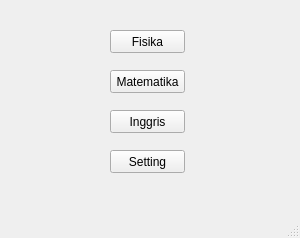
Old version of the form main.ui in the repository chondroseto/speech.
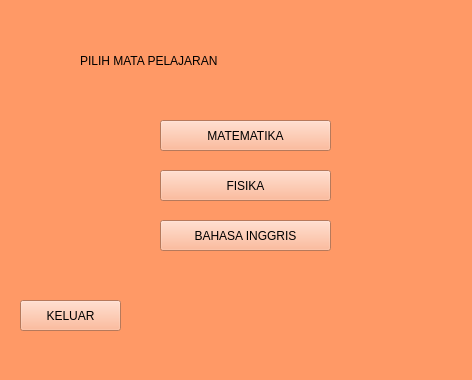
New version of the form. Icons and pictures are not drawn.

What changed in the file:
```diff
--- a/main.ui
+++ b/main.ui
@@ -6,64 +6,129 @@
    <rect>
     <x>0</x>
     <y>0</y>
-    <width>300</width>
-    <height>238</height>
+    <width>472</width>
+    <height>380</height>
    </rect>
   </property>
   <property name="windowTitle">
    <string>MainWindow</string>
   </property>
+  <property name="styleSheet">
+   <string notr="true">background-color:rgb(255, 153, 102)
+</string>
+  </property>
   <widget class="QWidget" name="centralwidget">
-   <widget class="QPushButton" name="btnFsk">
+   <widget class="QLabel" name="label">
     <property name="geometry">
      <rect>
-      <x>110</x>
-      <y>30</y>
-      <width>75</width>
-      <height>23</height>
+      <x>80</x>
+      <y>40</y>
+      <width>351</width>
+      <height>41</height>
      </rect>
     </property>
+    <property name="styleSheet">
+     <string notr="true">font: 57 24pt &quot;Dubai Medium&quot;;
+color: rgb(0, 0, 0);</string>
+    </property>
     <property name="text">
-     <string>Fisika</string>
+     <string>PILIH MATA PELAJARAN</string>
     </property>
    </widget>
    <widget class="QPushButton" name="btnMtk">
     <property name="geometry">
      <rect>
-      <x>110</x>
-      <y>70</y>
-      <width>75</width>
-      <height>23</height>
+      <x>160</x>
+      <y>120</y>
+      <width>171</width>
+      <height>31</height>
      </rect>
     </property>
+    <property name="autoFillBackground">
+     <bool>false</bool>
+    </property>
+    <property name="styleSheet">
+     <string notr="true">font: 10pt &quot;Arial Rounded MT Bold&quot;;
+background-color: rgb(255,170,128)</string>
+    </property>
     <property name="text">
-     <string>Matematika</string>
+     <string>MATEMATIKA</string>
+    </property>
+    <property name="icon">
+     <iconset>
+      <normaloff>../../../lenovo/Downloads/box.svg</normaloff>../../../lenovo/Downloads/box.svg</iconset>
+    </property>
+   </widget>
+   <widget class="QPushButton" name="btnFsk">
+    <property name="geometry">
+     <rect>
+      <x>160</x>
+      <y>170</y>
+      <width>171</width>
+      <height>31</height>
+     </rect>
+    </property>
+    <property name="autoFillBackground">
+     <bool>false</bool>
+    </property>
+    <property name="styleSheet">
+     <string notr="true">font: 10pt &quot;Arial Rounded MT Bold&quot;;
+background-color: rgb(255,170,128)</string>
+    </property>
+    <property name="text">
+     <string>FISIKA</string>
+    </property>
+    <property name="icon">
+     <iconset>
+      <normaloff>../../../lenovo/Downloads/send.svg</normaloff>../../../lenovo/Downloads/send.svg</iconset>
     </property>
    </widget>
    <widget class="QPushButton" name="btnIng">
     <property name="geometry">
      <rect>
-      <x>110</x>
-      <y>110</y>
-      <width>75</width>
-      <height>23</height>
+      <x>160</x>
+      <y>220</y>
+      <width>171</width>
+      <height>31</height>
      </rect>
     </property>
+    <property name="autoFillBackground">
+     <bool>false</bool>
+    </property>
+    <property name="styleSheet">
+     <string notr="true">font: 10pt &quot;Arial Rounded MT Bold&quot;;
+background-color: rgb(255,170,128)</string>
+    </property>
     <property name="text">
-     <string>Inggris</string>
+     <string>BAHASA INGGRIS</string>
+    </property>
+    <property name="icon">
+     <iconset>
+      <normaloff>../../../lenovo/Downloads/type.svg</normaloff>../../../lenovo/Downloads/type.svg</iconset>
     </property>
    </widget>
    <widget class="QPushButton" name="btnSetting">
     <property name="geometry">
      <rect>
-      <x>110</x>
-      <y>150</y>
-      <width>75</width>
-      <height>23</height>
+      <x>20</x>
+      <y>300</y>
+      <width>101</width>
+      <height>31</height>
      </rect>
     </property>
+    <property name="autoFillBackground">
+     <bool>false</bool>
+    </property>
+    <property name="styleSheet">
+     <string notr="true">font: 10pt &quot;Arial Rounded MT Bold&quot;;
+background-color: rgb(255,170,128)</string>
+    </property>
     <property name="text">
-     <string>Setting</string>
+     <string>KELUAR</string>
+    </property>
+    <property name="icon">
+     <iconset>
+      <normaloff>../../../lenovo/Downloads/log-out.svg</normaloff>../../../lenovo/Downloads/log-out.svg</iconset>
     </property>
    </widget>
   </widget>
```
Left out of the diff: 12 changed lines with no effect on the pictures.
